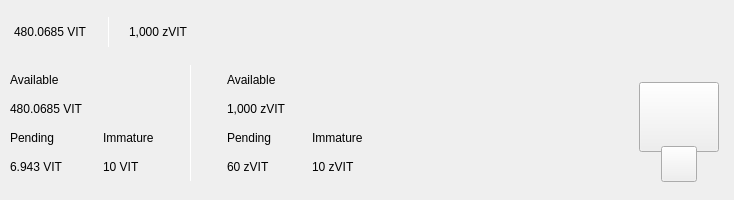
This is src/qt/vitae/forms/topbar.ui in VitaeTeam/Vitae as Qt 5 draws it before an edit. The edited form follows.
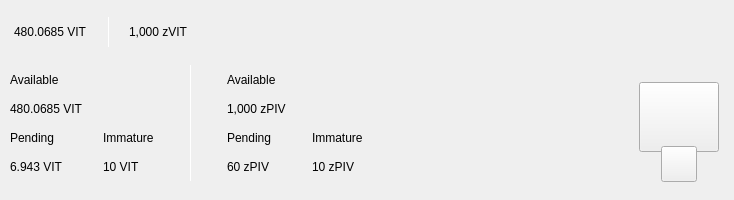
This is the edited form. Custom widgets are drawn as their Qt base class.

Commit message: Merge #1323: [Qt] Hide zPIV balances when they are zero

The edit to the form file:
```diff
--- a/src/qt/vitae/forms/topbar.ui
+++ b/src/qt/vitae/forms/topbar.ui
@@ -490,6 +490,7 @@
             </widget>
            </item>
            <item>
+            <widget class="QWidget" name="zerocoinBalances" native="true">
             <layout class="QVBoxLayout" name="verticalLayout_8">
              <property name="spacing">
               <number>0</number>
@@ -497,6 +498,15 @@
              <property name="leftMargin">
               <number>30</number>
              </property>
+              <property name="topMargin">
+               <number>0</number>
+              </property>
+              <property name="rightMargin">
+               <number>0</number>
+              </property>
+              <property name="bottomMargin">
+               <number>0</number>
+              </property>
              <item>
               <layout class="QVBoxLayout" name="verticalLayout">
                <item>
@@ -509,7 +519,7 @@
                <item>
                 <widget class="QLabel" name="labelAmountzVit">
                  <property name="text">
-                  <string>1,000 zVIT</string>
+                   <string notr="true">1,000 zPIV</string>
                  </property>
                 </widget>
                </item>
@@ -532,7 +542,7 @@
                  <item>
                   <widget class="QLabel" name="labelPendingzVit">
                    <property name="text">
-                    <string>60 zVIT</string>
+                     <string notr="true">60 zPIV</string>
                    </property>
                   </widget>
                  </item>
@@ -566,7 +576,7 @@
                  <item>
                   <widget class="QLabel" name="labelImmaturezVit">
                    <property name="text">
-                    <string>10 zVIT</string>
+                     <string notr="true">10 zPIV</string>
                    </property>
                   </widget>
                  </item>
@@ -575,6 +585,7 @@
               </layout>
              </item>
             </layout>
+            </widget>
            </item>
           </layout>
          </item>
```
Left out of the diff: 22 changed lines with no effect on the pictures. Lines whose indentation alone changed are shown as unchanged. The commit also changes 1 other file.
